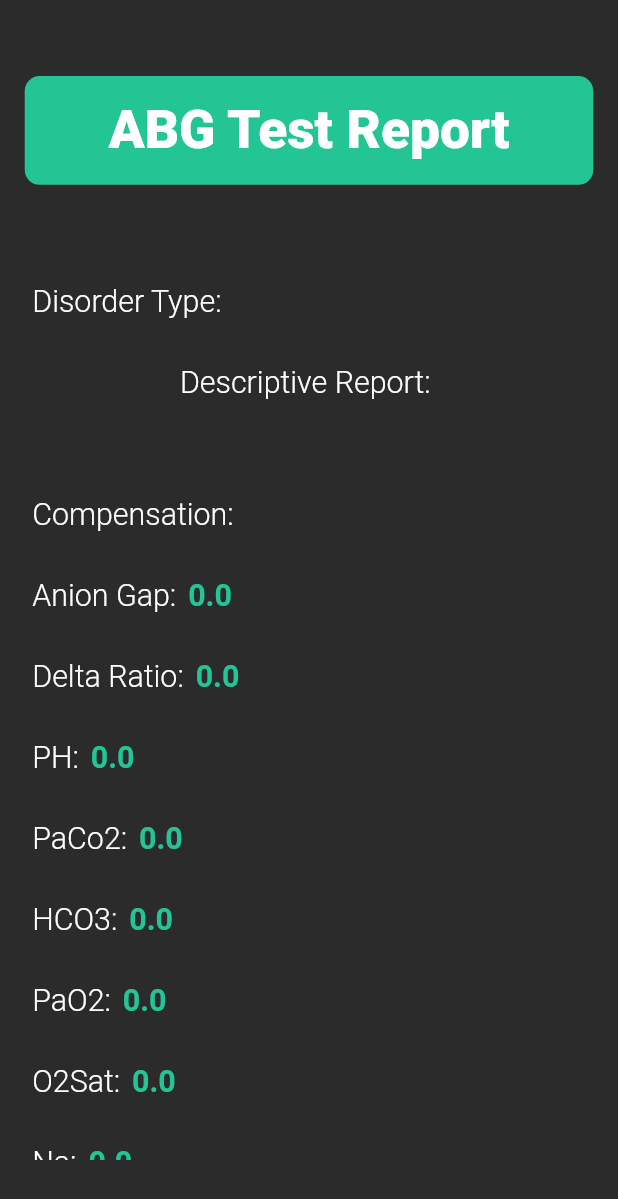
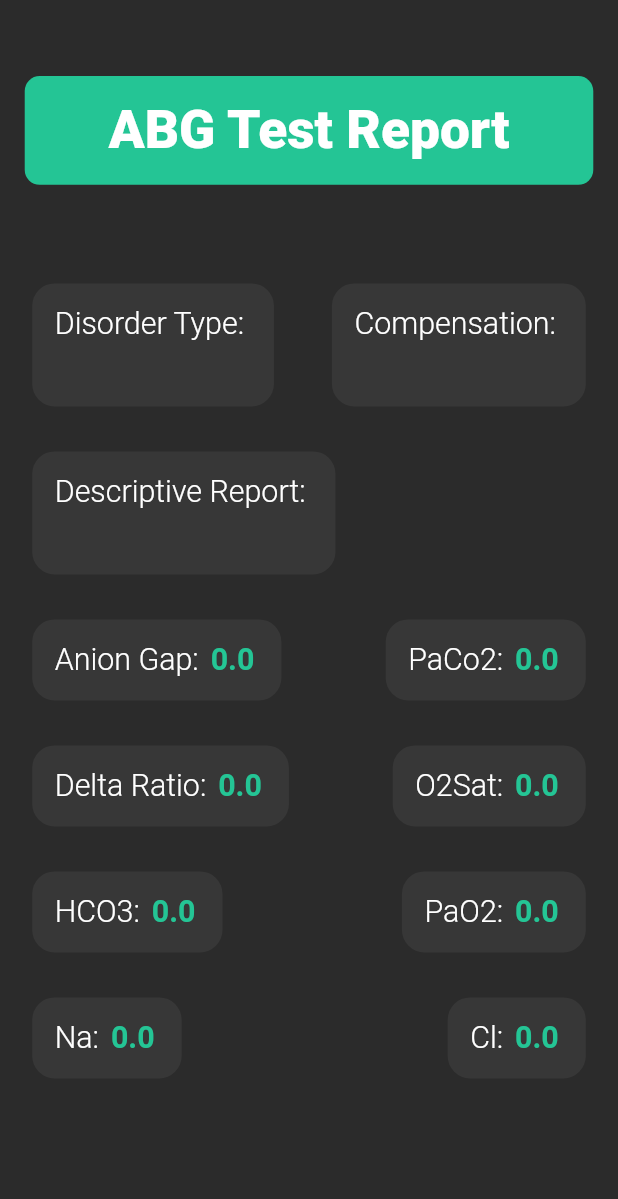
Before and after one commit to AyushSolanki-17/Vayu-Frontend, a Flutter app: the AbgTestReport screen opened directly with empty values, on a phone screen of 412 x 824 dp. Shown: the top 1199 px of the screen. Run offline on Flutter 3.47's test engine with Material 2 defaults, Android fonts, the light colour scheme and no system bars; our stand-ins replace image_picker, webview_flutter.

Commit message:
Added SOme features

```diff
--- a/lib/components/report_boxes/SimpleReportBox.dart
+++ b/lib/components/report_boxes/SimpleReportBox.dart
@@ -10,7 +10,12 @@ class SingleLineReportBox extends StatelessWidget{
   @override
   Widget build(BuildContext context) {
     return Container(
+      padding: EdgeInsets.all(15.0),
       margin: EdgeInsets.symmetric(vertical: 15.0,horizontal: 5.0),
+      decoration: const BoxDecoration(
+        color: AppTheme.blackBgBtnLight,
+        borderRadius: BorderRadius.all(Radius.circular(15.0)),
+      ),
       child: Row(
         children: [
           SizedBox(child: Text(reportType,style: TextStyle(fontSize: getProportionateScreenHeight(20), color: AppTheme.white, fontWeight: FontWeight.w300 ),)),
@@ -34,6 +39,11 @@ class MultipleLineReportBox extends StatelessWidget{
   @override
   Widget build(BuildContext context) {
     return Container(
+      padding: EdgeInsets.all(15.0),
+      decoration: const BoxDecoration(
+        color: AppTheme.blackBgBtnLight,
+        borderRadius: BorderRadius.all(Radius.circular(15.0)),
+      ),
       margin: EdgeInsets.symmetric(vertical: 15.0,horizontal: 5.0),
       child: Column(
         mainAxisAlignment: MainAxisAlignment.start,
@@ -41,7 +51,7 @@ class MultipleLineReportBox extends StatelessWidget{
         children: [
           Text(reportType,style: TextStyle(fontSize: getProportionateScreenHeight(20), color: AppTheme.white, fontWeight: FontWeight.w300 ),),
           SizedBox(height: 10.0,),
-          SizedBox(child: Text(reportData, textAlign: TextAlign.justify,style: TextStyle(fontSize: getProportionateScreenHeight(20), color: AppTheme.primaryGreen, fontWeight: FontWeight.w700),)),
+          SizedBox(child: Text(reportData, textAlign: TextAlign.justify,style: TextStyle(fontSize: getProportionateScreenHeight(15), color: AppTheme.primaryGreen, fontWeight: FontWeight.w700),)),
 
         ],
       ),
--- a/lib/screens/abg_test/abg_test.dart
+++ b/lib/screens/abg_test/abg_test.dart
@@ -67,16 +67,16 @@ class _AbgTestState extends State<AbgTest> {
                 borderRadius: BorderRadius.all(Radius.circular(10)),
               ),
               child: Container(
-                padding: EdgeInsets.symmetric(vertical: getProportionateScreenHeight(15), horizontal: getProportionateScreenWidth(5)),
+                padding: EdgeInsets.symmetric(vertical: getProportionateScreenHeight(5), horizontal: getProportionateScreenWidth(5)),
                 child: Row(
                   children: [
                     IconButton(onPressed: (){Navigator.of(context).pop();}, icon: const Icon(Icons.arrow_back_ios_new_sharp)),
-                    Expanded(child: Center(child: Text('ABG Test', textAlign: TextAlign.center, style: TextStyle(color: AppTheme.white, fontWeight: FontWeight.w800, fontSize: getProportionateScreenHeight(35)),))),
+                    Expanded(child: Center(child: Text('ABG Test', textAlign: TextAlign.center, style: TextStyle(color: AppTheme.white, fontWeight: FontWeight.w800, fontSize: getProportionateScreenHeight(25)),))),
                   ],
                 ),
               ),
             ),
-            SizedBox(height: getProportionateScreenHeight(50),),
+            SizedBox(height: getProportionateScreenHeight(25),),
             Expanded(
               child: SingleChildScrollView(
                 child: Column(
--- a/lib/screens/abg_test/abg_test_report.dart
+++ b/lib/screens/abg_test/abg_test_report.dart
@@ -44,23 +44,61 @@ class AbgTestReport extends StatelessWidget {
             Expanded(
               child: SingleChildScrollView(
                 child: Column(
+                  mainAxisAlignment: MainAxisAlignment.start,
+                  crossAxisAlignment: CrossAxisAlignment.start,
                   children: [
-                    SingleLineReportBox(reportType: "Disorder Type: ", reportData: abgTestResponse.disorder.toString()),
+                    Row(
+                      mainAxisAlignment: MainAxisAlignment.spaceBetween,
+                      children: [
+                        MultipleLineReportBox(reportType: "Disorder Type: ", reportData: abgTestResponse.disorder.toString()),
+                        MultipleLineReportBox(reportType: "Compensation: ", reportData: abgTestResponse.compensation.toString()),
+                      ],
+                    ),
                     MultipleLineReportBox(reportType: "Descriptive Report: ", reportData: abgTestResponse.report.toString()),
-                    SingleLineReportBox(reportType: "Compensation: ", reportData: abgTestResponse.compensation.toString()),
-                    SingleLineReportBox(reportType: "Anion Gap: ", reportData: abgTestResponse.anionGap.toString()),
-                    SingleLineReportBox(reportType: "Delta Ratio: ", reportData: abgTestResponse.deltaRatio.toString()),
+                    Row(
+
+                      mainAxisAlignment: MainAxisAlignment.spaceBetween,
+                      children: [
+                        SingleLineReportBox(reportType: "Anion Gap: ", reportData: abgTestResponse.anionGap.toString()),
+
+                        SingleLineReportBox(reportType: "PaCo2: ", reportData: abgTestResponse.paco2.toString()),
+                      ],
+                    ),
                       if(abgTestResponse.isMetabolicAcidosis == true)
-                        SingleLineReportBox(reportType: "Anion Gap Result: ", reportData: abgTestResponse.anionGapResult.toString()),
-                    if(abgTestResponse.isMetabolicAcidosis == true)
-                        SingleLineReportBox(reportType: "Delta Ratio Result: ", reportData: abgTestResponse.deltaRatioResult.toString()),
-                    SingleLineReportBox(reportType: "PH: ", reportData: abgTestResponse.ph.toString()),
-                    SingleLineReportBox(reportType: "PaCo2: ", reportData: abgTestResponse.paco2.toString()),
-                    SingleLineReportBox(reportType: "HCO3: ", reportData: abgTestResponse.hco3.toString()),
-                    SingleLineReportBox(reportType: "PaO2: ", reportData: abgTestResponse.paco2.toString()),
-                    SingleLineReportBox(reportType: "O2Sat: ", reportData: abgTestResponse.o2sat.toString()),
-                    SingleLineReportBox(reportType: "Na: ", reportData: abgTestResponse.na.toString()),
-                    SingleLineReportBox(reportType: "Cl: ", reportData: abgTestResponse.cl.toString()),
+                        Column(
+
+                          mainAxisAlignment: MainAxisAlignment.spaceBetween,
+                          children: [
+                            SingleLineReportBox(reportType: "Anion Gap Result: ", reportData: abgTestResponse.anionGapResult.toString()),
+                            SingleLineReportBox(reportType: "Delta Ratio Result: ", reportData: abgTestResponse.deltaRatioResult.toString()),
+                          ],
+                        ),
+
+                    Row(
+                      mainAxisAlignment: MainAxisAlignment.spaceBetween,
+                      children: [
+
+                        SingleLineReportBox(reportType: "Delta Ratio: ", reportData: abgTestResponse.deltaRatio.toString()),
+                        SingleLineReportBox(reportType: "O2Sat: ", reportData: abgTestResponse.o2sat.toString()),
+                      ],
+                    ),
+                    Row(
+
+                      mainAxisAlignment: MainAxisAlignment.spaceBetween,
+                      children: [
+                        SingleLineReportBox(reportType: "HCO3: ", reportData: abgTestResponse.hco3.toString()),
+                        SingleLineReportBox(reportType: "PaO2: ", reportData: abgTestResponse.paco2.toString()),
+                      ],
+                    ),
+                    Row(
+
+                      mainAxisAlignment: MainAxisAlignment.spaceBetween,
+                      children: [
+
+                        SingleLineReportBox(reportType: "Na: ", reportData: abgTestResponse.na.toString()),
+                        SingleLineReportBox(reportType: "Cl: ", reportData: abgTestResponse.cl.toString()),
+                      ],
+                    ),
                   ],
                 ),
               ),
--- a/pubspec.yaml
+++ b/pubspec.yaml
@@ -37,6 +37,7 @@ dependencies:
   cupertino_icons: ^1.0.2
   http: ^0.13.5
   image_picker: ^0.8.6
+  webview_flutter: ^3.0.4
 
 dev_dependencies:
   flutter_test:
@@ -70,6 +71,7 @@ flutter:
     - assets/icons/infocircle.png
     - assets/icons/useroctagon.png
     - assets/icons/xray.png
+    - assets/awareness1.jpg
   #   - images/a_dot_burr.jpeg
   #   - images/a_dot_ham.jpeg
 
```
Also changed, not shown: lib/components/textfields/NumberInputField.dart (+4 -4 lines), lib/screens/home_screen/home_screen.dart (+22 -8 lines), lib/screens/kommunicate_chatbot/chatbot.dart (+46 -0 lines), assets/awareness1.jpg (added), pubspec.lock, 1 other file.
